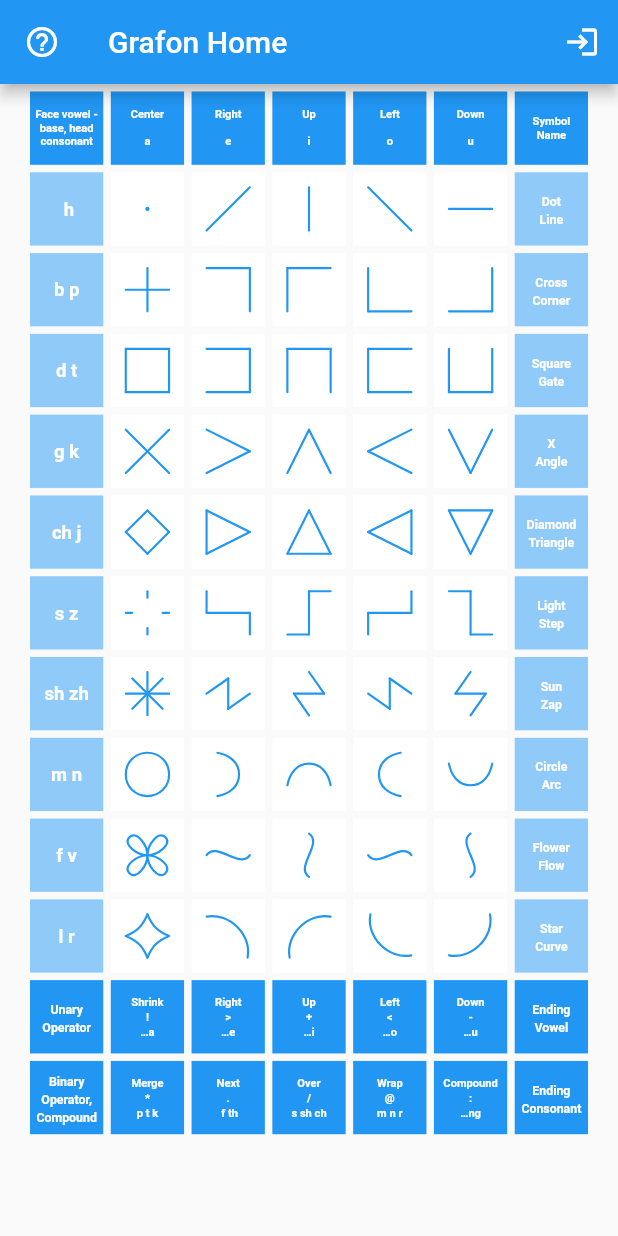
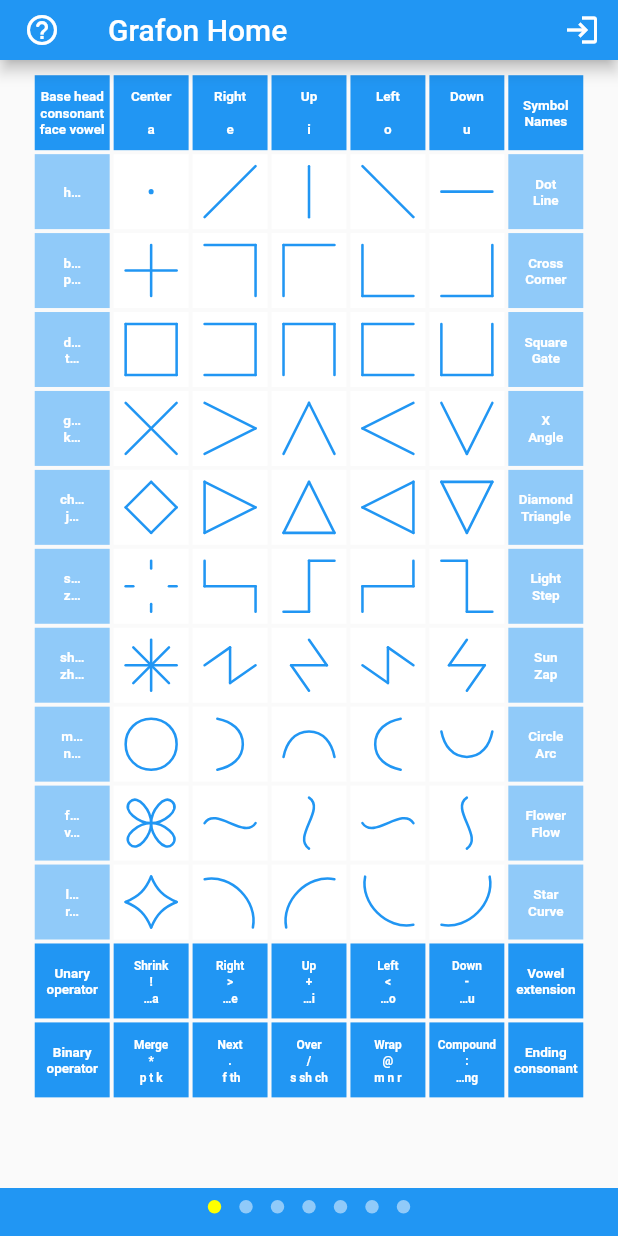
Before and after one commit to bguan/grafon, a Flutter app: the screen it shows after launch, on a phone screen of 412 x 824 dp. Run offline on Flutter 3.47's test engine with Material 2 defaults, Android fonts, the phone set to English and light mode, and no system bars; drawn by our look-alikes of dots_indicator; our stand-ins replace google_sign_in, just_audio, url_launcher_web; missing offline and left inert: audio_session, charcode, extension_google_sign_in_as_googleapis_auth, google_sign_in_web, googleapis, just_audio_web.

Commit message:
Added dots indicator. Fine tune gram table sizing for diff device resolution.

```diff
--- a/lib/gram_table_widget.dart
+++ b/lib/gram_table_widget.dart
@@ -64,40 +64,41 @@ class _GramTableViewState extends State<GramTableView> {
     final speechSvc = ctx.watch<SpeechService>();
     final scheme = Theme.of(ctx).colorScheme;
     final mediaSize = (widget.size ?? MediaQuery.of(ctx).size);
-    final screenWidth = mediaSize.width;
-    final screenHeight = mediaSize.height;
-    final vPad = 5.0;
-    final hPad = 20.0;
-    final space = 5.0;
-    final inset = 10.0;
-    final dim = min(
-      (screenWidth - 2 * hPad) / (widget.table.numCols + 2),
-      (screenHeight - 2 * vPad) / (widget.table.numRows + 1),
-    );
+    final pageWidth = mediaSize.width;
+    final pageHeight =
+        mediaSize.height - 120; // AppBar and bottom dot indicator
+    final cellWidth = (pageWidth ~/ (widget.table.numCols + 2)).toDouble();
+    final cellHeight = (pageHeight ~/ (widget.table.numRows + 3)).toDouble();
+    final dim =
+        (pageHeight > pageWidth ? min(cellWidth, cellHeight) : cellWidth) - 1;
+    final inset = max(0.15 * dim, 8.0);
+    final space = max(0.05 * dim, 1.0);
+    final hPad =
+        max(pageWidth - dim * (widget.table.numCols + 2), 2) / 2 + space;
+    final vPad =
+        max(pageHeight - dim * (widget.table.numRows + 3), 2) / 2 + space;
 
-    final fontScale = screenWidth / 1000;
-    final fontSizing = (base) => (fontScale * base).clamp(6, 60).toDouble();
+    final fontSizing = (base) => dim * base / 100;
     final textStyle =
         (fontSize, [lineHeight = 1.25, color = Colors.white]) => TextStyle(
               fontWeight: FontWeight.bold,
               height: lineHeight,
               color: color,
-              fontSize: fontSizing(fontSize),
+              fontSize: fontSizing(fontSize).clamp(5, mediaSize.height / 25),
             );
-    final headerStyle = textStyle(18);
-    final rowHeadTextStyle = textStyle(30);
-    final rowTailTextStyle = textStyle(20, 1.5);
-    final unaryFooterStyle = textStyle(18, 1.4);
-    final unarySelectedStyle = textStyle(18, 1.4); //, scheme.primary);
-    final binaryFooterStyle = textStyle(18, 1.4);
-    final binarySelectedStyle = textStyle(18, 1.4); //, scheme.primary);
+    final headerStyle = textStyle(17);
+    final rowHeadTextStyle = textStyle(17);
+    final unaryFooterStyle = textStyle(15, 1.4);
+    final unarySelectedStyle = textStyle(15, 1.4); //, scheme.primary);
+    final binaryFooterStyle = textStyle(15, 1.4);
+    final binarySelectedStyle = textStyle(15, 1.4); //, scheme.primary);
 
     final headerRow = [
       for (var fTxt in [
-        'Face vowel -\nbase, head\nconsonant',
+        'Base head consonant\nface vowel',
         ...Face.values
             .map((f) => '${f.shortName}\n\n${f.vowel.shortName.toLowerCase()}'),
-        'Symbol\nName'
+        'Symbol Names',
       ])
         Container(
           child: Center(
@@ -116,7 +117,11 @@ class _GramTableViewState extends State<GramTableView> {
         Container(
           child: Center(
             child: Text(
-              '${m.gram.consPair.base.shortName} ${m.gram.consPair.head.shortName}',
+              [
+                if (m.gram.consPair.base != Cons.NIL)
+                  '${m.gram.consPair.base.shortName}…',
+                '${m.gram.consPair.head.shortName}…',
+              ].join('\n'),
               textAlign: TextAlign.center,
               style: rowHeadTextStyle,
             ),
@@ -169,7 +174,7 @@ class _GramTableViewState extends State<GramTableView> {
             child: Text(
               '${m.shortName}\n${m.quadPeer.shortName}',
               textAlign: TextAlign.center,
-              style: rowTailTextStyle,
+              style: rowHeadTextStyle,
             ),
           ),
           color: scheme.background,
@@ -194,9 +199,9 @@ class _GramTableViewState extends State<GramTableView> {
       Container(
         child: Center(
           child: Text(
-            'Unary\nOperator',
+            'Unary operator',
             textAlign: TextAlign.center,
-            style: rowTailTextStyle,
+            style: rowHeadTextStyle,
           ),
         ),
         color: scheme.primaryVariant,
@@ -222,9 +227,9 @@ class _GramTableViewState extends State<GramTableView> {
       Container(
         child: Center(
           child: Text(
-            'Ending\nVowel',
+            'Vowel extension',
             textAlign: TextAlign.center,
-            style: rowTailTextStyle,
+            style: rowHeadTextStyle,
           ),
         ),
         color: scheme.primaryVariant,
@@ -235,9 +240,9 @@ class _GramTableViewState extends State<GramTableView> {
       Container(
         child: Center(
           child: Text(
-            'Binary\nOperator, Compound',
+            'Binary operator',
             textAlign: TextAlign.center,
-            style: rowTailTextStyle,
+            style: rowHeadTextStyle,
           ),
         ),
         color: scheme.primaryVariant,
@@ -304,9 +309,9 @@ class _GramTableViewState extends State<GramTableView> {
       Container(
         child: Center(
           child: Text(
-            'Ending\nConsonant',
+            'Ending consonant',
             textAlign: TextAlign.center,
-            style: rowTailTextStyle,
+            style: rowHeadTextStyle,
           ),
         ),
         color: scheme.primaryVariant,
@@ -315,9 +320,8 @@ class _GramTableViewState extends State<GramTableView> {
 
     return Container(
       width: dim * (widget.table.numCols + 2) + 2 * hPad,
-      height: dim * (widget.table.numRows + 1) + 2 * vPad,
+      height: dim * (widget.table.numRows + 3) + 2 * vPad,
       padding: EdgeInsets.symmetric(vertical: vPad, horizontal: hPad),
-      child: Center(
       child: GridView.count(
         crossAxisCount: widget.table.numCols + 2,
         crossAxisSpacing: space,
@@ -329,7 +333,6 @@ class _GramTableViewState extends State<GramTableView> {
           ...binaryOpRow,
         ],
       ),
-      ),
     );
   }
 }
--- a/lib/main.dart
+++ b/lib/main.dart
@@ -16,9 +16,12 @@
 // under the License.
 
 import 'package:audio_session/audio_session.dart';
+import 'package:dots_indicator/dots_indicator.dart';
 import 'package:extension_google_sign_in_as_googleapis_auth/extension_google_sign_in_as_googleapis_auth.dart';
+import 'package:flutter/cupertino.dart';
 import 'package:flutter/foundation.dart';
 import 'package:flutter/material.dart';
+import 'package:flutter/widgets.dart';
 import 'package:google_sign_in/google_sign_in.dart';
 import 'package:googleapis/texttospeech/v1.dart';
 import 'package:grafon/speech_svc.dart';
@@ -74,9 +77,17 @@ class GrafonAppState extends State<GrafonApp> {
 
   late final SpeechService _speechSvc = SpeechService(_player, _cloudTTS);
 
+  final _controller = PageController(initialPage: 0);
+  double _currentPage = 0;
+
   @override
   void initState() {
     super.initState();
+    _controller.addListener(() {
+      setState(() {
+        _currentPage = _controller.page ?? 0;
+      });
+    });
     _initAudio();
     _googleSignIn.onCurrentUserChanged.listen((GoogleSignInAccount? account) {
       setState(() {
@@ -158,8 +169,9 @@ class GrafonAppState extends State<GrafonApp> {
 
   @override
   Widget build(BuildContext ctx) {
-    final controller = PageController(initialPage: 0);
-    final wordViews = [
+    final scheme = Theme.of(ctx).colorScheme;
+    final pages = [
+      GramTableView(),
       WordGroupPage(w),
       WordGroupPage(spiritual),
       WordGroupPage(testGroup),
@@ -185,6 +197,7 @@ class GrafonAppState extends State<GrafonApp> {
       ],
       child: Scaffold(
         appBar: AppBar(
+          toolbarHeight: 40,
           title: Text('Grafon Home'),
           leading: IconButton(
             icon: Icon(Icons.help_outline_rounded),
@@ -208,11 +221,22 @@ class GrafonAppState extends State<GrafonApp> {
         body: SafeArea(
           child: PageView(
             scrollDirection: Axis.horizontal,
-            controller: controller,
-            children: [
-              GramTableView(),
-              ...wordViews,
-            ],
+            controller: _controller,
+            children: pages,
+          ),
+        ),
+        bottomSheet: Container(
+          height: 32,
+          padding: EdgeInsets.all(2),
+          alignment: Alignment.topCenter,
+          color: scheme.primary,
+          child: DotsIndicator(
+            dotsCount: pages.length,
+            position: _currentPage,
+            decorator: DotsDecorator(
+              activeColor: Colors.yellowAccent,
+              color: scheme.background,
+            ),
           ),
         ),
       ),
--- a/lib/phonetics.dart
+++ b/lib/phonetics.dart
@@ -598,21 +598,25 @@ class Pronunciation {
   Pronunciation(this.syllables) {
     final syllableList = <Syllable>[];
     final fragmentList = <String>[];
-    // TODO move leading syllable's coda to trailing as consonant if none
-    var s = syllables.first;
-    var f = s.toString();
+    Syllable prev = syllables.first;
+    Coda codaCarry = Coda.NIL;
     for (var next in syllables.skip(1)) {
-      if (s.lastPhoneme == next.firstPhoneme) {
-        s = s.altOpForm;
-        // f = s.toString();
+      if (prev.lastPhoneme == next.firstPhoneme) {
+        prev = prev.altOpForm;
       }
-      syllableList.add(s);
-      fragmentList.add(f);
-      f = "${next.cons == Cons.NIL ? s.coda.shortName : ''}$next";
-      s = next;
+      syllableList.add(prev);
+      // move leading syllable's coda to head of trailing if none
+      if (next.cons == Cons.NIL) {
+        fragmentList.add("${codaCarry.shortName}${prev.diffCoda(Coda.NIL)}");
+        codaCarry = prev.coda;
+      } else {
+        fragmentList.add("${codaCarry.shortName}$prev");
+        codaCarry = Coda.NIL;
+      }
+      prev = next;
     }
-    syllableList.add(s);
-    fragmentList.add(f);
+    syllableList.add(prev);
+    fragmentList.add("${codaCarry.shortName}$prev");
     voicing = List.unmodifiable(syllableList);
     fragmentSequence = List.unmodifiable(fragmentList);
     _voicingStr = voicing.map((s) => s.pronunciation).join("");
--- a/lib/speech_svc.dart
+++ b/lib/speech_svc.dart
@@ -40,15 +40,7 @@ class SpeechService {
     try {
       List<Syllable> syllables = List.from(p.syllables);
       late final audioSrc;
-      if (syllables.length == 1) {
-        audioSrc = AudioSource.uri(
-          Uri.parse("asset:///assets/audios/${syllables.first}.mp3"),
-          headers: {
-            'Content-Type': 'audio/mpeg',
-            'Content-Length': '${syllables.first.durationMillis}'
-          },
-        );
-      } else if (_cloudTTS != null) {
+      if (_cloudTTS != null) {
         final request = SynthesizeSpeechRequest.fromJson({
           "input": {
             "ssml":
@@ -64,6 +56,14 @@ class SpeechService {
         final response = await _cloudTTS!.text.synthesize(request);
         final mp3bytes = response.audioContentAsBytes;
         audioSrc = BufferAudioSource(mp3bytes);
+      } else if (syllables.length == 1) {
+        audioSrc = AudioSource.uri(
+          Uri.parse("asset:///assets/audios/${syllables.first}.mp3"),
+          headers: {
+            'Content-Type': 'audio/mpeg',
+            'Content-Length': '${syllables.first.durationMillis}'
+          },
+        );
       } else {
         List<AudioSource> sources = [
           for (var i = 0; i < syllables.length; i++)
--- a/lib/word_group_widget.dart
+++ b/lib/word_group_widget.dart
@@ -176,6 +176,7 @@ class WordGroupPage extends StatelessWidget {
                 ),
             ],
           ),
+          Container(height: 50),
         ],
       ),
     );
--- a/pubspec.yaml
+++ b/pubspec.yaml
@@ -35,6 +35,7 @@ dependencies:
   extension_google_sign_in_as_googleapis_auth: ^2.0.2
   googleapis: ^4.0.0
   just_audio: ^0.9.5
+  dots_indicator: ^2.0.0
 
 dev_dependencies:
   flutter_test:
```
Also changed, not shown: 2 other files. Lines whose indentation alone changed are shown as unchanged.
